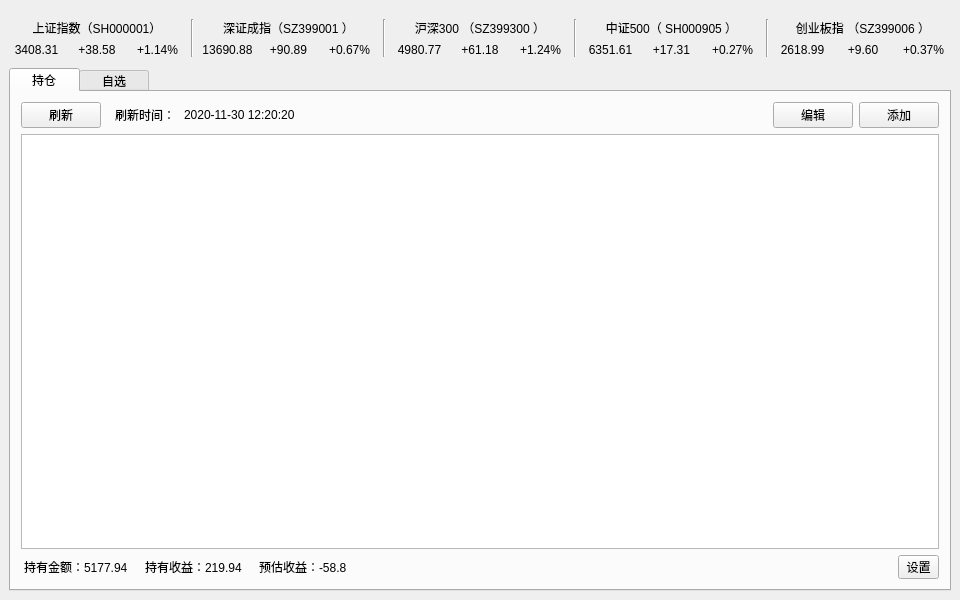
Before: the Qt Designer form ui/fundViewForm.ui in xuzhonglin/FundView, drawn with Qt 5.
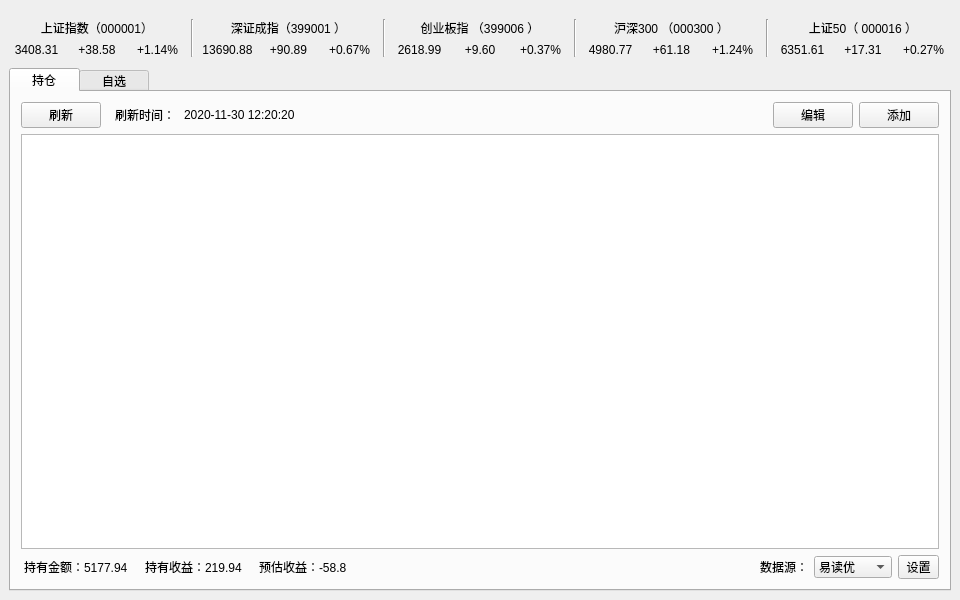
After: the same form once the commit is applied. Icons and pictures are not drawn.

Diff of the .ui file:
```diff
--- a/ui/fundViewForm.ui
+++ b/ui/fundViewForm.ui
@@ -125,6 +125,35 @@
               </property>
              </spacer>
             </item>
+            <item>
+             <widget class="QLabel" name="label_4">
+              <property name="text">
+               <string>数据源：</string>
+              </property>
+             </widget>
+            </item>
+            <item>
+             <widget class="QComboBox" name="dbSourceCob">
+              <property name="currentIndex">
+               <number>0</number>
+              </property>
+              <item>
+               <property name="text">
+                <string>易读优</string>
+               </property>
+              </item>
+              <item>
+               <property name="text">
+                <string>天天基金</string>
+               </property>
+              </item>
+              <item>
+               <property name="text">
+                <string>小熊同学</string>
+               </property>
+              </item>
+             </widget>
+            </item>
             <item>
              <widget class="QToolButton" name="settingBtn">
               <property name="focusPolicy">
@@ -384,7 +413,7 @@
         <item>
          <widget class="QLabel" name="label">
           <property name="text">
-           <string>上证指数（SH000001）</string>
+           <string>上证指数（000001）</string>
           </property>
           <property name="alignment">
            <set>Qt::AlignCenter</set>
@@ -439,7 +468,7 @@
         <item>
          <widget class="QLabel" name="label_3">
           <property name="text">
-           <string>深证成指（SZ399001 ）</string>
+           <string>深证成指（399001 ）</string>
           </property>
           <property name="alignment">
            <set>Qt::AlignCenter</set>
@@ -489,12 +518,67 @@
         </property>
        </widget>
       </item>
+      <item>
+       <layout class="QVBoxLayout" name="verticalLayout_2">
+        <item>
+         <widget class="QLabel" name="label_10">
+          <property name="text">
+           <string>创业板指 （399006 ）</string>
+          </property>
+          <property name="alignment">
+           <set>Qt::AlignCenter</set>
+          </property>
+         </widget>
+        </item>
+        <item>
+         <layout class="QHBoxLayout" name="horizontalLayout_7">
+          <item>
+           <widget class="QLabel" name="CY_Price">
+            <property name="text">
+             <string>2618.99</string>
+            </property>
+            <property name="alignment">
+             <set>Qt::AlignCenter</set>
+            </property>
+           </widget>
+          </item>
+          <item>
+           <widget class="QLabel" name="CY_PriceChange">
+            <property name="text">
+             <string>+9.60</string>
+            </property>
+            <property name="alignment">
+             <set>Qt::AlignCenter</set>
+            </property>
+           </widget>
+          </item>
+          <item>
+           <widget class="QLabel" name="CY_ChangePercent">
+            <property name="text">
+             <string>+0.37%</string>
+            </property>
+            <property name="alignment">
+             <set>Qt::AlignCenter</set>
+            </property>
+           </widget>
+          </item>
+         </layout>
+        </item>
+       </layout>
+      </item>
+      <item>
+       <widget class="Line" name="line_4">
+        <property name="orientation">
+         <enum>Qt::Vertical</enum>
+        </property>
+       </widget>
+      </item>
       <item>
        <layout class="QVBoxLayout" name="verticalLayout_6">
         <item>
          <widget class="QLabel" name="label_11">
           <property name="text">
-           <string>沪深300 （SZ399300 ）</string>
+           <string>沪深300 （000300 ）</string>
           </property>
           <property name="alignment">
            <set>Qt::AlignCenter</set>
@@ -549,7 +633,7 @@
         <item>
          <widget class="QLabel" name="label_5">
           <property name="text">
-           <string>中证500（ SH000905 ）</string>
+           <string>上证50（ 000016 ）</string>
           </property>
           <property name="alignment">
            <set>Qt::AlignCenter</set>
@@ -592,61 +676,6 @@
         </item>
        </layout>
       </item>
-      <item>
-       <widget class="Line" name="line_4">
-        <property name="orientation">
-         <enum>Qt::Vertical</enum>
-        </property>
-       </widget>
-      </item>
-      <item>
-       <layout class="QVBoxLayout" name="verticalLayout_2">
-        <item>
-         <widget class="QLabel" name="label_10">
-          <property name="text">
-           <string>创业板指 （SZ399006 ）</string>
-          </property>
-          <property name="alignment">
-           <set>Qt::AlignCenter</set>
-          </property>
-         </widget>
-        </item>
-        <item>
-         <layout class="QHBoxLayout" name="horizontalLayout_7">
-          <item>
-           <widget class="QLabel" name="CY_Price">
-            <property name="text">
-             <string>2618.99</string>
-            </property>
-            <property name="alignment">
-             <set>Qt::AlignCenter</set>
-            </property>
-           </widget>
-          </item>
-          <item>
-           <widget class="QLabel" name="CY_PriceChange">
-            <property name="text">
-             <string>+9.60</string>
-            </property>
-            <property name="alignment">
-             <set>Qt::AlignCenter</set>
-            </property>
-           </widget>
-          </item>
-          <item>
-           <widget class="QLabel" name="CY_ChangePercent">
-            <property name="text">
-             <string>+0.37%</string>
-            </property>
-            <property name="alignment">
-             <set>Qt::AlignCenter</set>
-            </property>
-           </widget>
-          </item>
-         </layout>
-        </item>
-       </layout>
-      </item>
      </layout>
     </item>
    </layout>
```
Left out of the diff: 6 changed lines with no effect on the pictures.
